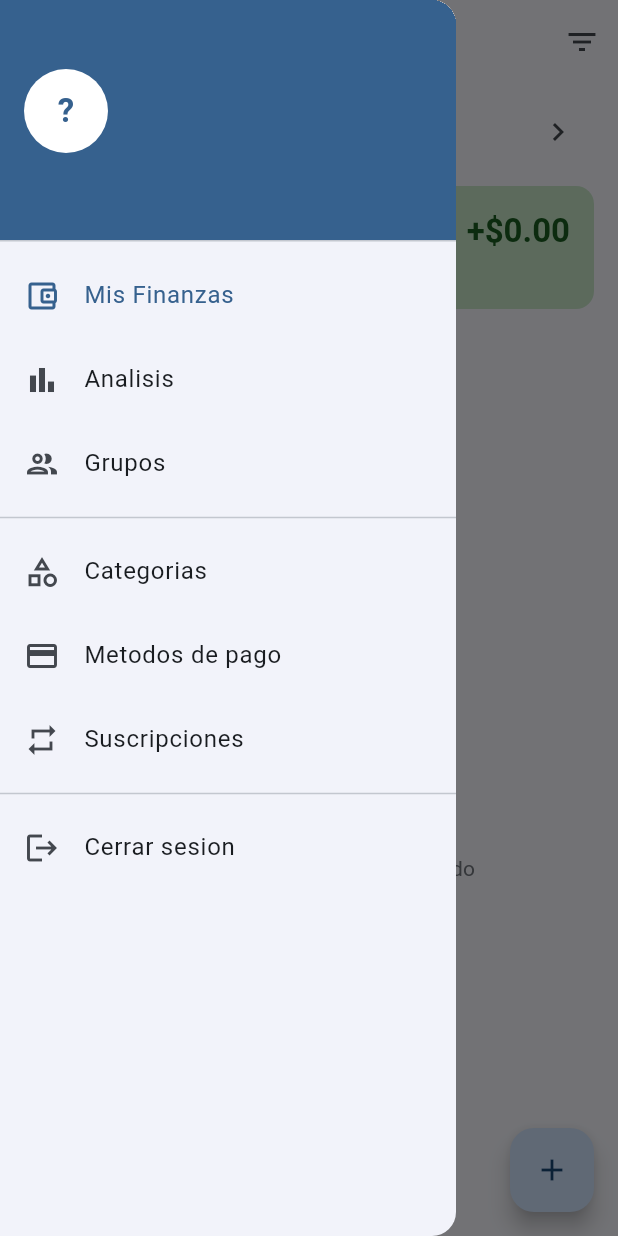
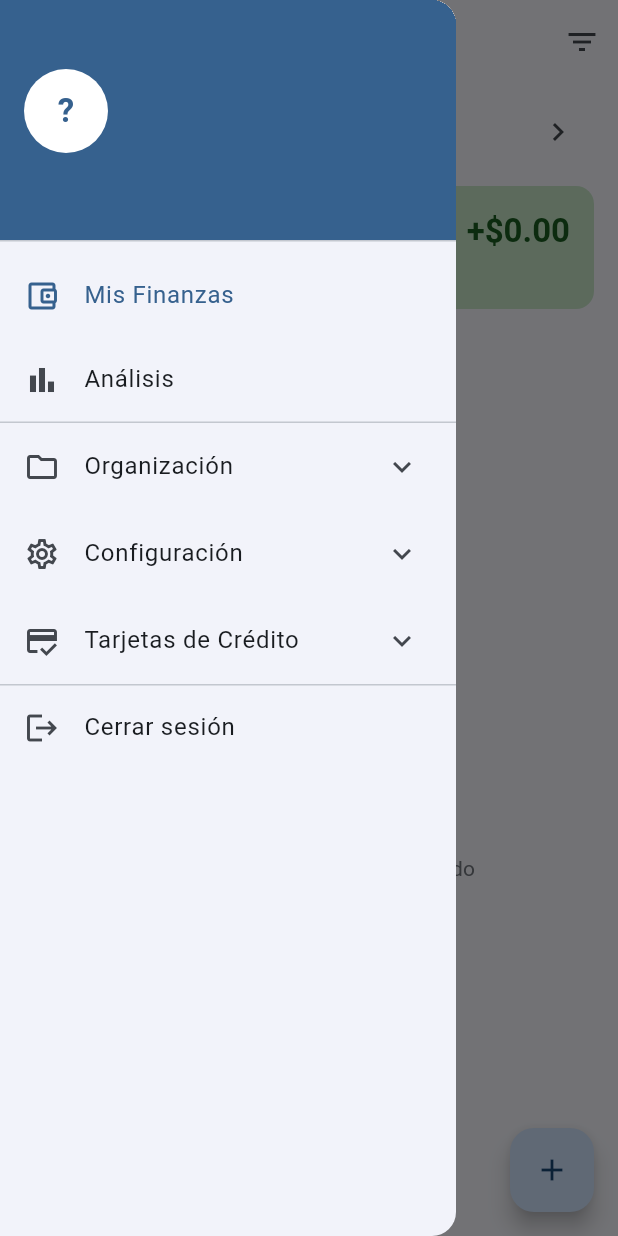
Before and after one commit to cvalera18/ControlGastos, a Flutter app: the ExpenseListPage screen opened by its route, with the side drawer open, on a phone screen of 412 x 824 dp. Run offline on Flutter 3.47's test engine with Material 3 defaults, Android fonts, the phone set to English and light mode, and no system bars; our stand-ins replace bloc, cloud_firestore, dartz, equatable, firebase_auth, firebase_core and 5 more; accounts and stored records are empty.

Commit message:
feat: Implement recurring expenses management with new pages, BLoC, repositories, use cases, and routing infrastructure.

```diff
--- a/control_gastos/lib/features/expenses/presentation/pages/expense_list_page.dart
+++ b/control_gastos/lib/features/expenses/presentation/pages/expense_list_page.dart
@@ -482,29 +482,34 @@ class _AppDrawer extends StatelessWidget {
 
   const _AppDrawer({required this.userName, required this.userEmail});
 
+  void _nav(BuildContext context, String route) {
+    Navigator.pop(context);
+    GoRouter.of(context).push(route);
+  }
+
   @override
   Widget build(BuildContext context) {
+    final colorScheme = Theme.of(context).colorScheme;
+
     return Drawer(
       child: ListView(
         padding: EdgeInsets.zero,
         children: [
           DrawerHeader(
-            decoration: BoxDecoration(
-              color: Theme.of(context).colorScheme.primary,
-            ),
+            decoration: BoxDecoration(color: colorScheme.primary),
             child: Column(
               crossAxisAlignment: CrossAxisAlignment.start,
               mainAxisAlignment: MainAxisAlignment.end,
               children: [
                 CircleAvatar(
-                  backgroundColor: Theme.of(context).colorScheme.onPrimary,
+                  backgroundColor: colorScheme.onPrimary,
                   radius: 28,
                   child: Text(
                     userName.isNotEmpty ? userName[0].toUpperCase() : '?',
                     style: TextStyle(
                       fontSize: 22,
                       fontWeight: FontWeight.bold,
-                      color: Theme.of(context).colorScheme.primary,
+                      color: colorScheme.primary,
                     ),
                   ),
                 ),
@@ -512,7 +517,7 @@ class _AppDrawer extends StatelessWidget {
                 Text(
                   userName,
                   style: TextStyle(
-                    color: Theme.of(context).colorScheme.onPrimary,
+                    color: colorScheme.onPrimary,
                     fontWeight: FontWeight.bold,
                     fontSize: 16,
                   ),
@@ -520,10 +525,7 @@ class _AppDrawer extends StatelessWidget {
                 Text(
                   userEmail,
                   style: TextStyle(
-                    color: Theme.of(context)
-                        .colorScheme
-                        .onPrimary
-                        .withValues(alpha: 0.8),
+                    color: colorScheme.onPrimary.withValues(alpha: 0.8),
                     fontSize: 12,
                   ),
                 ),
@@ -538,49 +540,71 @@ class _AppDrawer extends StatelessWidget {
           ),
           ListTile(
             leading: const Icon(Icons.bar_chart),
-            title: const Text('Analisis'),
-            onTap: () {
-              Navigator.pop(context);
-              GoRouter.of(context).push('/analytics');
-            },
+            title: const Text('Análisis'),
+            onTap: () => _nav(context, '/analytics'),
           ),
-          ListTile(
-            leading: const Icon(Icons.group_outlined),
-            title: const Text('Grupos'),
-            onTap: () {
-              Navigator.pop(context);
-              GoRouter.of(context).push('/groups');
-            },
+          const Divider(height: 1),
+          ExpansionTile(
+            leading: const Icon(Icons.folder_outlined),
+            title: const Text('Organización'),
+            initiallyExpanded: false,
+            children: [
+              ListTile(
+                leading: const Icon(Icons.group_outlined),
+                title: const Text('Grupos'),
+                contentPadding: const EdgeInsets.only(left: 32, right: 16),
+                onTap: () => _nav(context, '/groups'),
+              ),
+              ListTile(
+                leading: const Icon(Icons.repeat),
+                title: const Text('Suscripciones'),
+                contentPadding: const EdgeInsets.only(left: 32, right: 16),
+                onTap: () => _nav(context, '/recurring-expenses'),
+              ),
+            ],
           ),
-          const Divider(),
-          ListTile(
-            leading: const Icon(Icons.category_outlined),
-            title: const Text('Categorias'),
-            onTap: () {
-              Navigator.pop(context);
-              GoRouter.of(context).push('/categories');
-            },
+          ExpansionTile(
+            leading: const Icon(Icons.settings_outlined),
+            title: const Text('Configuración'),
+            initiallyExpanded: false,
+            children: [
+              ListTile(
+                leading: const Icon(Icons.category_outlined),
+                title: const Text('Categorías'),
+                contentPadding: const EdgeInsets.only(left: 32, right: 16),
+                onTap: () => _nav(context, '/categories'),
+              ),
+              ListTile(
+                leading: const Icon(Icons.credit_card_outlined),
+                title: const Text('Métodos de pago'),
+                contentPadding: const EdgeInsets.only(left: 32, right: 16),
+                onTap: () => _nav(context, '/payment-methods'),
+              ),
+            ],
           ),
-          ListTile(
-            leading: const Icon(Icons.credit_card_outlined),
-            title: const Text('Metodos de pago'),
-            onTap: () {
-              Navigator.pop(context);
-              GoRouter.of(context).push('/payment-methods');
-            },
+          ExpansionTile(
+            leading: const Icon(Icons.credit_score_outlined),
+            title: const Text('Tarjetas de Crédito'),
+            initiallyExpanded: false,
+            children: [
+              ListTile(
+                leading: const Icon(Icons.credit_card),
+                title: const Text('Ver tarjetas'),
+                contentPadding: const EdgeInsets.only(left: 32, right: 16),
+                onTap: () => _nav(context, '/credit-cards'),
+              ),
+              ListTile(
+                leading: const Icon(Icons.repeat),
+                title: const Text('Gastos recurrentes'),
+                contentPadding: const EdgeInsets.only(left: 32, right: 16),
+                onTap: () => _nav(context, '/credit-card-expenses'),
+              ),
+            ],
           ),
-          ListTile(
-            leading: const Icon(Icons.repeat),
-            title: const Text('Suscripciones'),
-            onTap: () {
-              Navigator.pop(context);
-              GoRouter.of(context).push('/recurring-expenses');
-            },
-          ),
-          const Divider(),
+          const Divider(height: 1),
           ListTile(
             leading: const Icon(Icons.logout),
-            title: const Text('Cerrar sesion'),
+            title: const Text('Cerrar sesión'),
             onTap: () {
               Navigator.pop(context);
               context.read<AuthBloc>().add(const AuthLogoutEvent());
--- a/control_gastos/lib/features/recurring_expenses/domain/repositories/recurring_expense_repository.dart
+++ b/control_gastos/lib/features/recurring_expenses/domain/repositories/recurring_expense_repository.dart
@@ -4,6 +4,7 @@ import 'package:control_gastos/features/recurring_expenses/domain/entities/recur
 
 abstract class RecurringExpenseRepository {
   Future<Either<Failure, List<RecurringExpense>>> getRecurringExpenses(String userId);
+  Future<Either<Failure, List<RecurringExpense>>> getByPaymentMethod(String userId, String paymentMethodId);
   Future<Either<Failure, void>> addRecurringExpense(RecurringExpense expense);
   Future<Either<Failure, void>> updateRecurringExpense(RecurringExpense expense);
   Future<Either<Failure, void>> deleteRecurringExpense(String id);
--- /dev/null
+++ b/control_gastos/lib/features/recurring_expenses/domain/usecases/get_recurring_expenses_by_payment_method_usecase.dart
@@ -0,0 +1,15 @@
+import 'package:dartz/dartz.dart';
+import 'package:control_gastos/core/errors/failures.dart';
+import 'package:control_gastos/features/recurring_expenses/domain/entities/recurring_expense.dart';
+import 'package:control_gastos/features/recurring_expenses/domain/repositories/recurring_expense_repository.dart';
+
+class GetRecurringExpensesByPaymentMethodUseCase {
+  final RecurringExpenseRepository repository;
+
+  const GetRecurringExpensesByPaymentMethodUseCase(this.repository);
+
+  Future<Either<Failure, List<RecurringExpense>>> call(
+      String userId, String paymentMethodId) {
+    return repository.getByPaymentMethod(userId, paymentMethodId);
+  }
+}
--- a/control_gastos/lib/features/recurring_expenses/presentation/bloc/recurring_expense_bloc.dart
+++ b/control_gastos/lib/features/recurring_expenses/presentation/bloc/recurring_expense_bloc.dart
@@ -2,6 +2,7 @@ import 'package:flutter_bloc/flutter_bloc.dart';
 import 'package:control_gastos/features/recurring_expenses/domain/usecases/add_recurring_expense_usecase.dart';
 import 'package:control_gastos/features/recurring_expenses/domain/usecases/delete_recurring_expense_usecase.dart';
 import 'package:control_gastos/features/recurring_expenses/domain/usecases/generate_due_expenses_usecase.dart';
+import 'package:control_gastos/features/recurring_expenses/domain/usecases/get_recurring_expenses_by_payment_method_usecase.dart';
 import 'package:control_gastos/features/recurring_expenses/domain/usecases/get_recurring_expenses_usecase.dart';
 import 'package:control_gastos/features/recurring_expenses/domain/usecases/update_recurring_expense_usecase.dart';
 import 'package:control_gastos/features/recurring_expenses/presentation/bloc/recurring_expense_event.dart';
@@ -10,6 +11,7 @@ import 'package:control_gastos/features/recurring_expenses/presentation/bloc/rec
 class RecurringExpenseBloc
     extends Bloc<RecurringExpenseEvent, RecurringExpenseState> {
   final GetRecurringExpensesUseCase getRecurringExpensesUseCase;
+  final GetRecurringExpensesByPaymentMethodUseCase getByPaymentMethodUseCase;
   final AddRecurringExpenseUseCase addRecurringExpenseUseCase;
   final UpdateRecurringExpenseUseCase updateRecurringExpenseUseCase;
   final DeleteRecurringExpenseUseCase deleteRecurringExpenseUseCase;
@@ -17,12 +19,14 @@ class RecurringExpenseBloc
 
   RecurringExpenseBloc({
     required this.getRecurringExpensesUseCase,
+    required this.getByPaymentMethodUseCase,
     required this.addRecurringExpenseUseCase,
     required this.updateRecurringExpenseUseCase,
     required this.deleteRecurringExpenseUseCase,
     required this.generateDueExpensesUseCase,
   }) : super(const RecurringExpenseInitial()) {
     on<FetchRecurringExpensesEvent>(_onFetch);
+    on<FetchRecurringExpensesByMethodEvent>(_onFetchByMethod);
     on<AddRecurringExpenseEvent>(_onAdd);
     on<UpdateRecurringExpenseEvent>(_onUpdate);
     on<DeleteRecurringExpenseEvent>(_onDelete);
@@ -35,6 +39,18 @@ class RecurringExpenseBloc
   ) async {
     emit(const RecurringExpenseLoading());
     final result = await getRecurringExpensesUseCase(event.userId);
+    result.fold(
+      (failure) => emit(RecurringExpenseError(failure.message)),
+      (expenses) => emit(RecurringExpenseLoaded(expenses)),
+    );
+  }
+
+  Future<void> _onFetchByMethod(
+    FetchRecurringExpensesByMethodEvent event,
+    Emitter<RecurringExpenseState> emit,
+  ) async {
+    emit(const RecurringExpenseLoading());
+    final result = await getByPaymentMethodUseCase(event.userId, event.paymentMethodId);
     result.fold(
       (failure) => emit(RecurringExpenseError(failure.message)),
       (expenses) => emit(RecurringExpenseLoaded(expenses)),
--- a/control_gastos/lib/features/recurring_expenses/presentation/bloc/recurring_expense_event.dart
+++ b/control_gastos/lib/features/recurring_expenses/presentation/bloc/recurring_expense_event.dart
@@ -47,3 +47,12 @@ class GenerateDueExpensesEvent extends RecurringExpenseEvent {
   @override
   List<Object?> get props => [userId];
 }
+
+class FetchRecurringExpensesByMethodEvent extends RecurringExpenseEvent {
+  final String userId;
+  final String paymentMethodId;
+  const FetchRecurringExpensesByMethodEvent(this.userId, this.paymentMethodId);
+
+  @override
+  List<Object?> get props => [userId, paymentMethodId];
+}
--- a/control_gastos/lib/injection_container.dart
+++ b/control_gastos/lib/injection_container.dart
@@ -77,6 +77,7 @@ import 'package:control_gastos/features/recurring_expenses/domain/repositories/r
 import 'package:control_gastos/features/recurring_expenses/domain/usecases/add_recurring_expense_usecase.dart';
 import 'package:control_gastos/features/recurring_expenses/domain/usecases/delete_recurring_expense_usecase.dart';
 import 'package:control_gastos/features/recurring_expenses/domain/usecases/generate_due_expenses_usecase.dart';
+import 'package:control_gastos/features/recurring_expenses/domain/usecases/get_recurring_expenses_by_payment_method_usecase.dart';
 import 'package:control_gastos/features/recurring_expenses/domain/usecases/get_recurring_expenses_usecase.dart';
 import 'package:control_gastos/features/recurring_expenses/domain/usecases/update_recurring_expense_usecase.dart';
 import 'package:control_gastos/features/recurring_expenses/presentation/bloc/recurring_expense_bloc.dart';
@@ -324,6 +325,8 @@ Future<void> setupLocator() async {
   // RecurringExpense usecases
   getIt.registerSingleton<GetRecurringExpensesUseCase>(
       GetRecurringExpensesUseCase(getIt()));
+  getIt.registerSingleton<GetRecurringExpensesByPaymentMethodUseCase>(
+      GetRecurringExpensesByPaymentMethodUseCase(getIt()));
   getIt.registerSingleton<AddRecurringExpenseUseCase>(
       AddRecurringExpenseUseCase(getIt()));
   getIt.registerSingleton<UpdateRecurringExpenseUseCase>(
@@ -341,6 +344,7 @@ Future<void> setupLocator() async {
   getIt.registerFactory<RecurringExpenseBloc>(
     () => RecurringExpenseBloc(
       getRecurringExpensesUseCase: getIt(),
+      getByPaymentMethodUseCase: getIt(),
       addRecurringExpenseUseCase: getIt(),
       updateRecurringExpenseUseCase: getIt(),
       deleteRecurringExpenseUseCase: getIt(),
```
Also changed, not shown: control_gastos/lib/features/payment_methods/presentation/pages/payment_method_detail_page.dart (+9 -0 lines), control_gastos/lib/features/payment_methods/presentation/pages/payment_method_page.dart (+17 -6 lines), control_gastos/lib/features/recurring_expenses/data/repositories/recurring_expense_repository_impl.dart (+11 -0 lines), control_gastos/lib/features/recurring_expenses/presentation/pages/add_recurring_expense_page.dart (+12 -1 lines), control_gastos/lib/features/recurring_expenses/presentation/pages/credit_card_recurring_expenses_page.dart (added, +443 -0 lines), control_gastos/lib/router/app_router.dart (+37 -9 lines).
